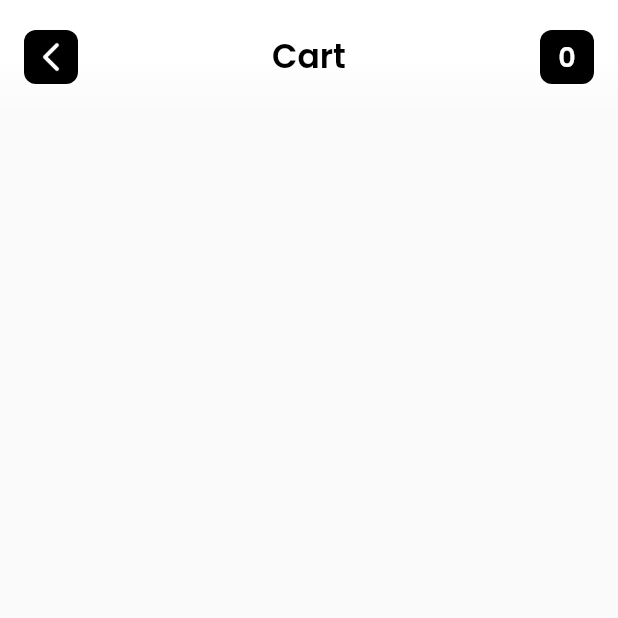
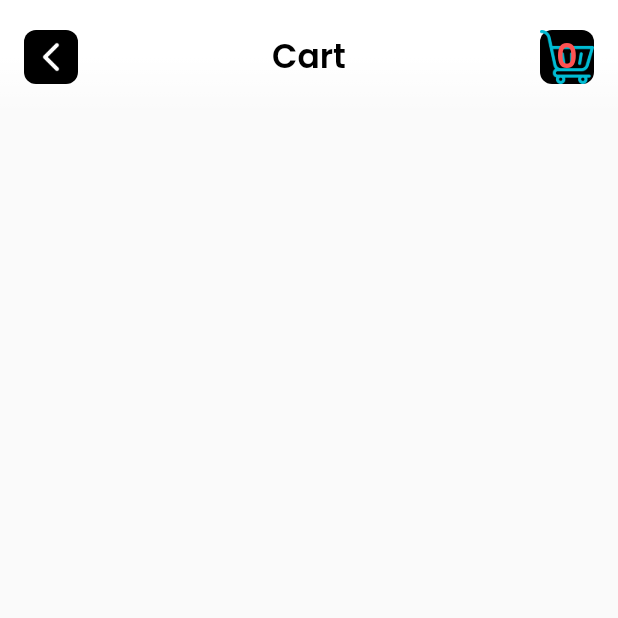
Before and after one commit to sahidur-rahman/shaidurs-e-commerce, a Flutter app: the screen it shows once a user with an empty profile is signed in, after a tap on an icon or button, on a phone screen of 412 x 824 dp, the top half of it. Run offline on Flutter 3.47's test engine with Material 2 defaults, Android fonts, the phone set to English and light mode, and no system bars; our stand-ins replace cloud_firestore, firebase_auth, firebase_core, google_fonts; accounts and stored records are empty.

Commit message:
Added: 1. Landing page with animation of the shoe, \n2. Carrt icon added.

```diff
--- a/lib/landing_page.dart
+++ b/lib/landing_page.dart
@@ -11,8 +11,22 @@ class LandingPage extends StatefulWidget {
 }
 
 class _LandingPageState extends State<LandingPage> {
+  double turns = 0;
+
+  Future<void> roated() async {
+    int i = 0;
+    while (i < 500) {
+      i++;
+      await Future.delayed(Duration(microseconds: 1));
+      setState(() {
+        turns += 1.0 / 500.0;
+      });
+    }
+  }
+
   @override
   void initState() {
+    roated();
     Timer(Duration(milliseconds: 3000), () {
       Navigator.of(context).pushReplacement(
         MaterialPageRoute(
@@ -33,7 +47,15 @@ class _LandingPageState extends State<LandingPage> {
           children: [
             Image.asset('assets/images/welcome-to.png'),
             Image.asset('assets/images/e-shoes.png'),
-            Image.asset('assets/images/running-shoe.png'),
+            SizedBox(
+              height: 150.0,
+              width: 150.0,
+              child: AnimatedRotation(
+                turns: turns,
+                duration: Duration(milliseconds: 1000),
+                child: Image.asset('assets/images/running-shoe.png'),
+              ),
+            ),
           ],
         ),
       ),
--- a/lib/screens/widgets/custom_action_bar.dart
+++ b/lib/screens/widgets/custom_action_bar.dart
@@ -100,13 +100,27 @@ class CustomActionBar extends StatelessWidget {
                     _totalItems = _documents.length;
                   }
 
-                  return Text(
-                    '$_totalItems',
-                    style: TextStyle(
-                      color: Colors.white,
-                      fontSize: 18.0,
-                      fontWeight: FontWeight.w600,
-                    ),
+                  return Stack(
+                    fit: StackFit.expand,
+                    children: [
+                      Image.asset(
+                        'assets/images/shopping-cart.png',
+                        color: Colors.cyan,
+                      ),
+                      Align(
+                        alignment: Alignment.center,
+                        child: ClipRRect(
+                          child: Text(
+                            '$_totalItems',
+                            style: TextStyle(
+                              color: Colors.redAccent,
+                              fontSize: 22.0,
+                              fontWeight: FontWeight.w600,
+                            ),
+                          ),
+                        ),
+                      ),
+                    ],
                   );
                 },
               ),
```
Also changed, not shown: assets/images/shopping-cart.png (added).
